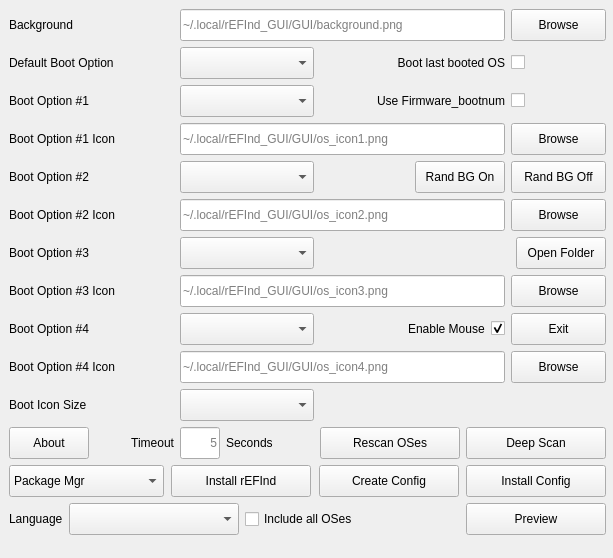
Old version of the form GUI/src/mainwindow.ui in the repository jlobue10/rEFInd_GUI.
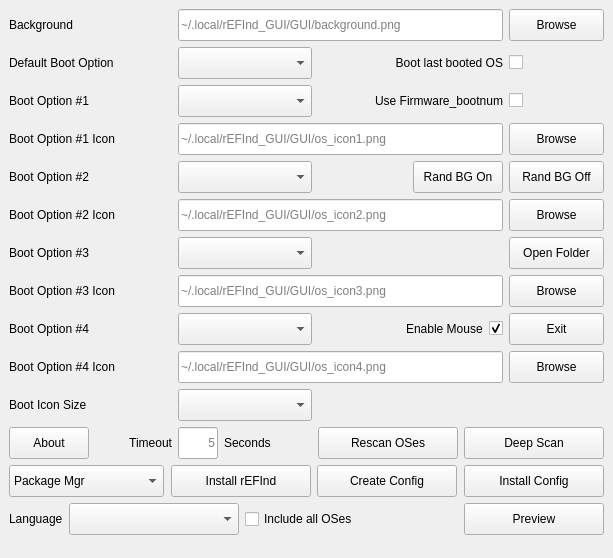
New version of the form. Icons and pictures are not drawn.

Commit message: Let the window auto-size to translated strings; widen Open Folder to 95px

```diff
--- a/GUI/src/mainwindow.ui
+++ b/GUI/src/mainwindow.ui
@@ -10,18 +10,6 @@
     <height>558</height>
    </rect>
   </property>
-  <property name="minimumSize">
-   <size>
-    <width>613</width>
-    <height>558</height>
-   </size>
-  </property>
-  <property name="maximumSize">
-   <size>
-    <width>613</width>
-    <height>558</height>
-   </size>
-  </property>
   <property name="windowTitle">
    <string>rEFInd Setup</string>
   </property>
@@ -30,16 +18,7 @@
     <normaloff>:/UEFI_icon.png</normaloff>:/UEFI_icon.png</iconset>
   </property>
   <widget class="QWidget" name="centralwidget">
-   <widget class="QWidget" name="layoutWidget">
-    <property name="geometry">
-     <rect>
-      <x>9</x>
-      <y>9</y>
-      <width>597</width>
-      <height>534</height>
-     </rect>
-    </property>
-    <layout class="QGridLayout" name="gridLayout_3">
+   <layout class="QGridLayout" name="gridLayout_3">
      <item row="0" column="0">
       <widget class="QLabel" name="Background_label">
        <property name="minimumSize">
@@ -449,13 +428,13 @@
       <widget class="QPushButton" name="Open_Folder_pushButton">
        <property name="minimumSize">
         <size>
-         <width>90</width>
+         <width>95</width>
          <height>32</height>
         </size>
        </property>
        <property name="maximumSize">
         <size>
-         <width>90</width>
+         <width>95</width>
          <height>32</height>
         </size>
        </property>
@@ -959,7 +938,6 @@
       </widget>
      </item>
     </layout>
-   </widget>
   </widget>
  </widget>
  <resources/>
```
The commit also changes 1 other file.
